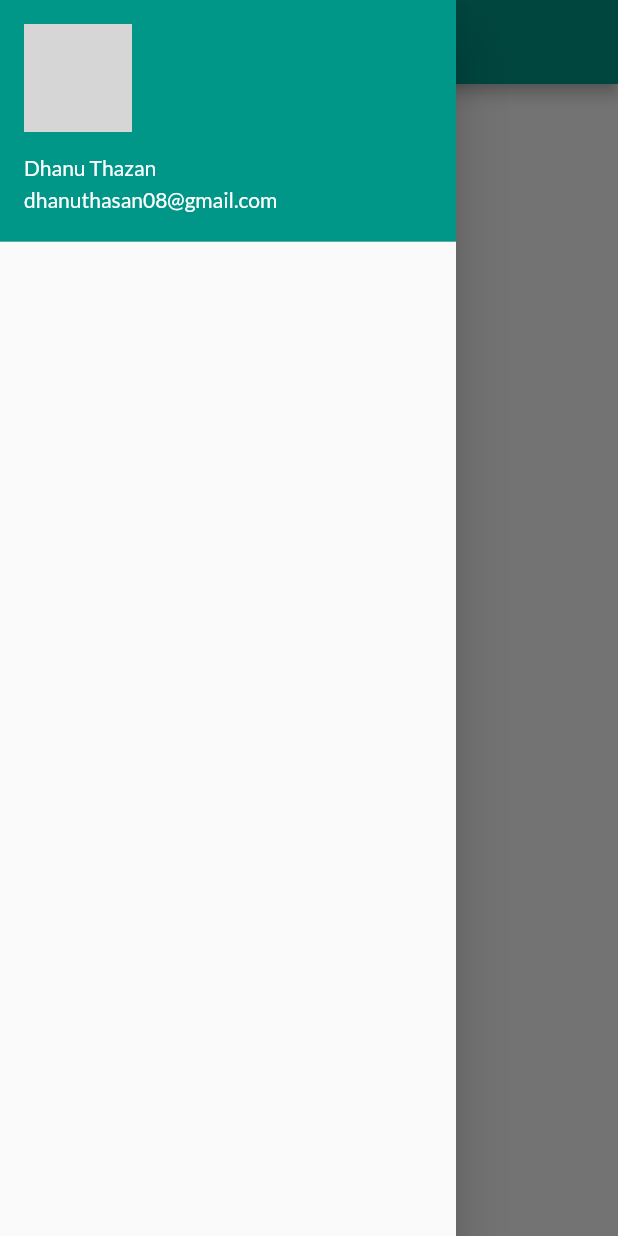
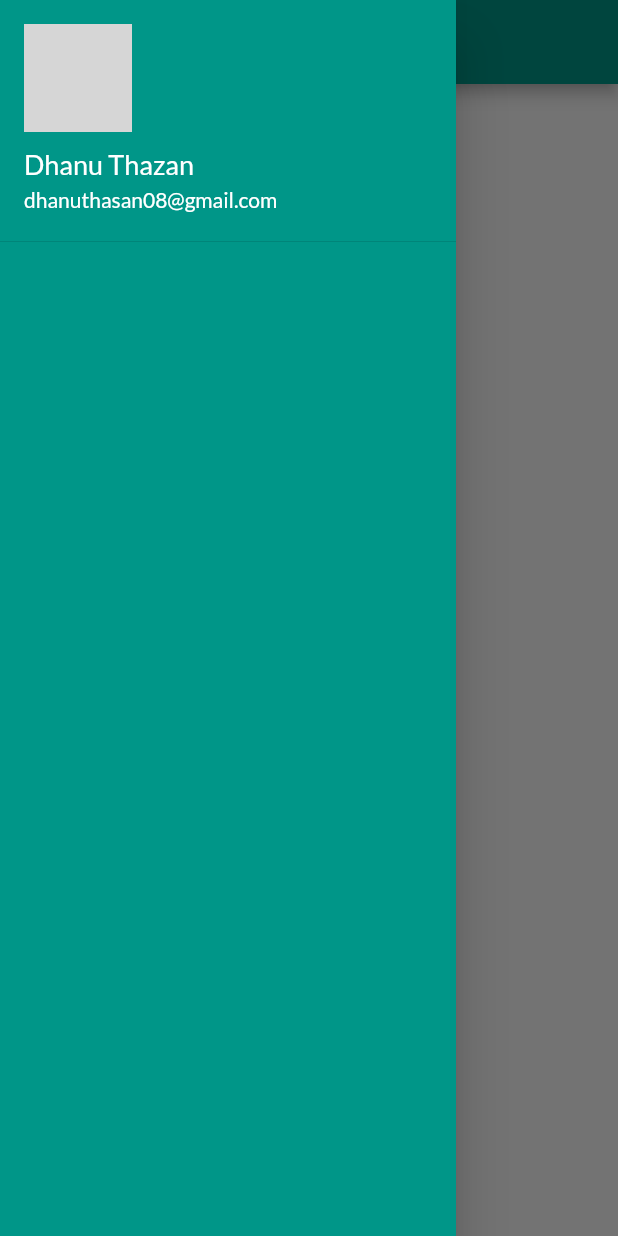
Before and after one commit to Danushan99/Flutter-Masterclass, a Flutter app: the HomePage screen opened by its route, with the side drawer open, on a phone screen of 412 x 824 dp. Run offline on Flutter 3.47's test engine with Material 2 defaults, Android fonts, the phone set to English and light mode, and no system bars; our stand-ins replace google_fonts; network calls fail; grey boxes are pictures that could not be loaded.

Commit message:
drawer-test-icons

```diff
--- a/lib/widget/drawer.dart
+++ b/lib/widget/drawer.dart
@@ -8,24 +8,31 @@ class MyDrawer extends StatelessWidget {
   Widget build(BuildContext context) {
     const imageUrl = "https://avatars.githubusercontent.com/u/67334286?v=4";
     return Drawer(
+      child: Container(
+        color: Colors.teal,
         child: ListView(
-        // ignore: prefer_const_literals_to_create_immutables
-        children: [
-          const DrawerHeader(
           padding: EdgeInsets.zero,
+          children: const [
+            DrawerHeader(
+              padding: EdgeInsets.zero,
+
               //margin: EdgeInsets.zero,
               child: UserAccountsDrawerHeader(
                 margin: EdgeInsets.zero,
-              accountName: Text('Dhanu Thazan'),
-              accountEmail: Text('dhanuthasan08@gmail.com'),
+                accountName: Text(
+                  'Dhanu Thazan',
+                  style: TextStyle(fontSize: 18),
+                ),
+                accountEmail: Text('dhanuthasan08@gmail.com',
+                    style: TextStyle(fontSize: 14)),
                 currentAccountPicture: CircleAvatar(
                   backgroundImage: NetworkImage(imageUrl),
-
                 ),
               ),
             ),
           ],
         ),
+      ),
     );
   }
 }
```
Lines whose indentation alone changed are shown as unchanged.
